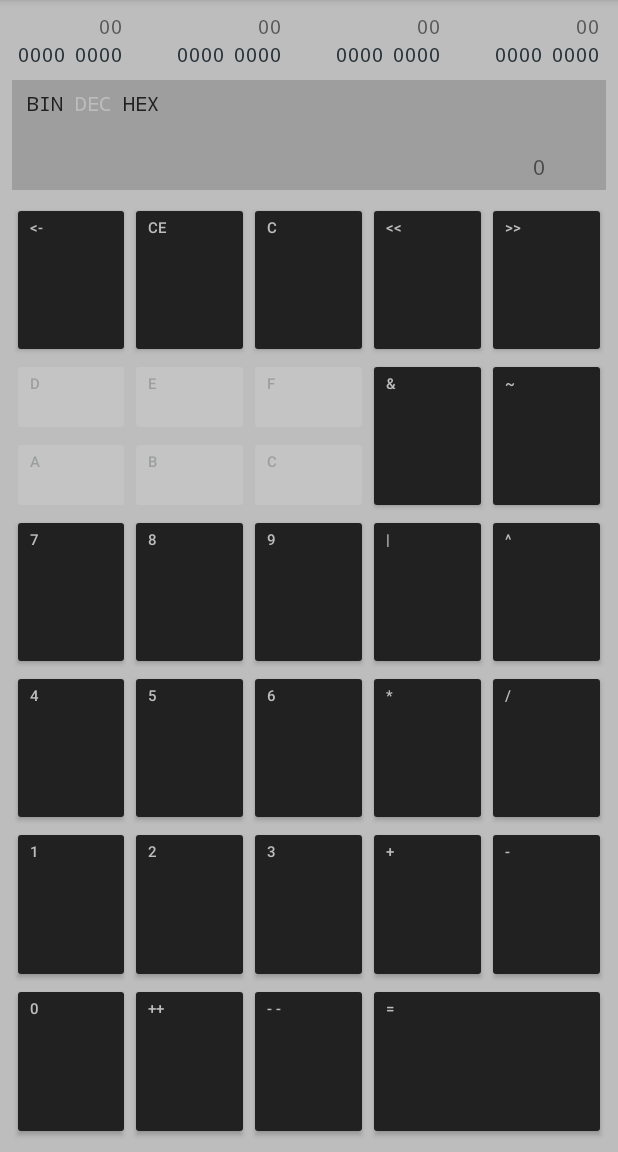
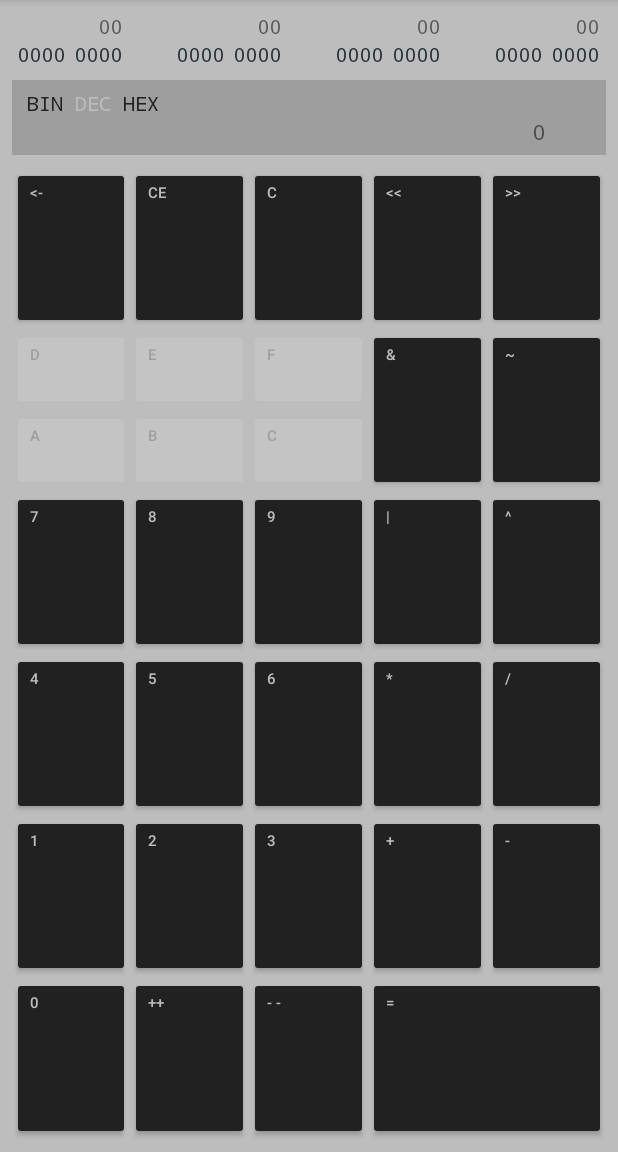
Before and after one commit to aksel/DevCalc, an Android app: the screen it shows after launch (MainActivity), on a phone screen of 412 x 824 dp, the part 84-1236 px from its top. Run offline under Robolectric (Android 15) with nearby library versions, the phone set to English and light mode, and no system bars; pictures from the network do not load.

Commit message:
Removed operand and operator field.

```diff
--- a/app/src/main/java/com/akseltorgard/devcalc/MainActivity.java
+++ b/app/src/main/java/com/akseltorgard/devcalc/MainActivity.java
@@ -33,8 +33,6 @@ public class MainActivity extends AppCompatActivity {
      * Display, shows input.
      */
     TextView mInput;
-    TextView mOperand;
-    TextView mOperator;
 
     @Override
     protected void onCreate(Bundle savedInstanceState) {
@@ -80,11 +78,6 @@ public class MainActivity extends AppCompatActivity {
 
         mInput = (TextView) findViewById(R.id.text_view_input);
         mInput.setFilters(allCapsFilters);
-
-        mOperand = (TextView) findViewById(R.id.text_view_operand);
-        mOperand.setFilters(allCapsFilters);
-
-        mOperator = (TextView) findViewById(R.id.text_view_operator);
 
         int[] byteLayoutIds = {
                 R.id.byte_1,
@@ -320,12 +313,10 @@ public class MainActivity extends AppCompatActivity {
     }
 
     /**
-     * Updates mInput, mOperator and mOperand.
+     * Updates mInput.
      */
     private void updateInputArea() {
         mInput.setText(mCalculator.getInputString());
-        mOperator.setText(mCalculator.getOperatorString());
-        mOperand.setText(mCalculator.getOperandString());
     }
 
     private void updateBitButtons() {
--- a/app/src/main/res/layout/content_display.xml
+++ b/app/src/main/res/layout/content_display.xml
@@ -62,46 +62,14 @@
 
         <include layout="@layout/display_base_selector"/>
 
-        <LinearLayout
-            android:orientation="horizontal"
-            android:paddingTop="4dp"
-            android:layout_width="match_parent"
-            android:layout_height="match_parent">
-            <TextView
-                android:id="@+id/text_view_operand"
-                android:typeface="monospace"
-                android:textSize="14dp"
-                android:layout_width="0dp"
-                android:layout_height="match_parent"
-                android:layout_weight="1"
-                android:gravity="end|bottom"
-                tools:text="11111111 11111111 11111111 11111111"/>
-
-            <TextView
-                android:id="@+id/text_view_operator"
-                android:typeface="monospace"
-                android:textSize="14dp"
-                android:layout_width="34dp"
-                android:layout_height="match_parent"
-                android:gravity="end"
-                android:textAlignment="center"
-                tools:text="XOR"/>
-        </LinearLayout>
-
-        <LinearLayout
-            android:orientation="horizontal"
-            android:layout_width="match_parent"
-            android:layout_height="match_parent">
         <TextView
             android:id="@+id/text_view_input"
             android:typeface="monospace"
             android:textSize="14dp"
             android:paddingRight="34dp"
-                android:layout_width="0dp"
-                android:layout_height="match_parent"
-                android:layout_weight="1"
+            android:layout_width="match_parent"
+            android:layout_height="wrap_content"
             android:gravity="end|bottom"
             tools:text="11111111 11111111 11111111 11111111"/>
     </LinearLayout>
 </LinearLayout>
-</LinearLayout>
```
Lines whose indentation alone changed are shown as unchanged.
